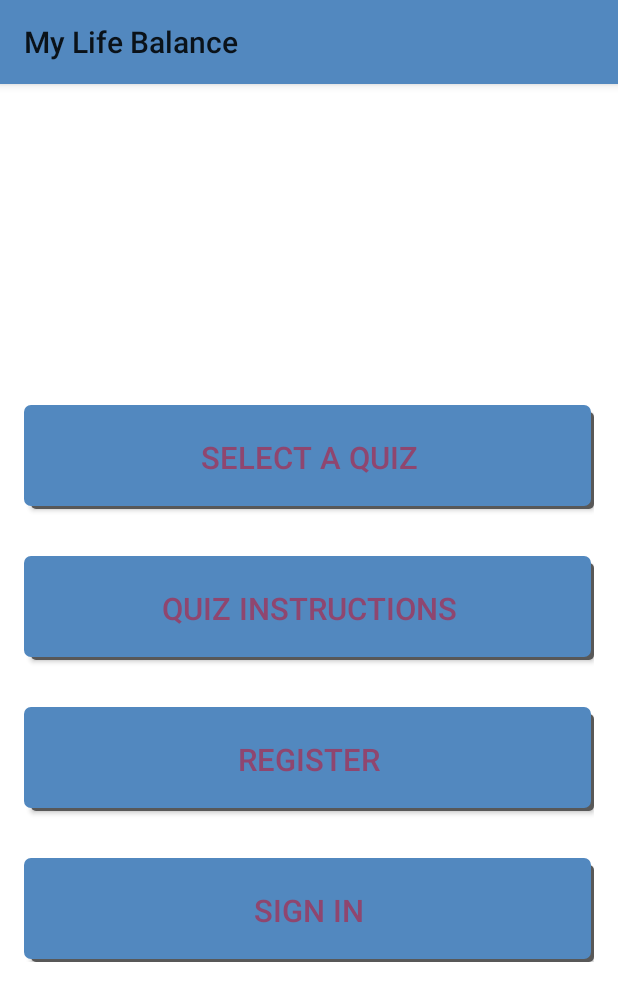
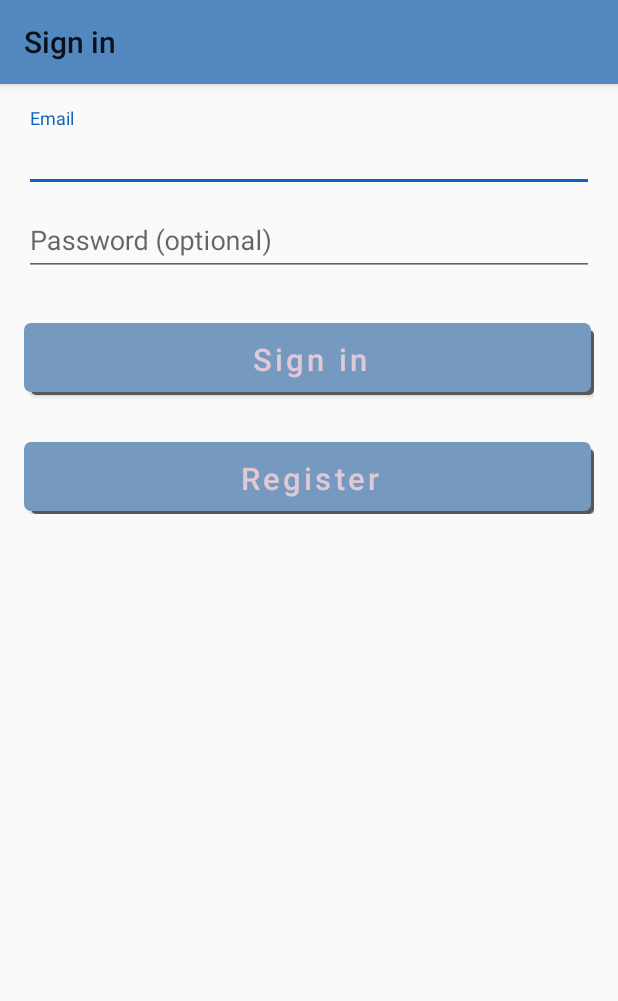
Before and after one commit to Bowen35/MyLifeBalance1.1, an Android app: the screen it shows after launch (QuizMenuActivity before the commit, LoginActivity after it), on a phone screen of 412 x 824 dp. Shown: the top 1001 px of the screen. Run offline under Robolectric (Android 15) with nearby library versions, the phone set to English and light mode, and no system bars; our stand-ins replace sdp/ssp sizes; 2 statements that could not run were skipped.

Commit message:
Now takes you to login screen after splash

```diff
--- a/app/build.gradle
+++ b/app/build.gradle
@@ -21,7 +21,6 @@ android {
 
 dependencies {
     compile fileTree(dir: 'libs', include: ['*.jar'])
-    testCompile 'junit:junit:4.12'
     compile 'com.android.support:appcompat-v7:24.1.1'
     compile 'com.android.support:design:24.1.1'
     compile 'com.intuit.sdp:sdp-android:1.0.3'
@@ -29,4 +28,6 @@ dependencies {
     compile 'com.google.code.gson:gson:2.6.1'
     compile 'com.android.support:cardview-v7:24.1.1'
     compile 'com.readystatesoftware.sqliteasset:sqliteassethelper:+'
+    compile 'com.android.support.constraint:constraint-layout:1.0.2'
+    testCompile 'junit:junit:4.12'
 }
--- /dev/null
+++ b/app/src/main/java/com/inducesmile/androidmultiquiz/LoginActivity.java
@@ -0,0 +1,349 @@
+package com.inducesmile.androidmultiquiz;
+
+import android.animation.Animator;
+import android.animation.AnimatorListenerAdapter;
+import android.annotation.TargetApi;
+import android.content.pm.PackageManager;
+import android.support.annotation.NonNull;
+import android.support.design.widget.Snackbar;
+import android.support.v7.app.AppCompatActivity;
+import android.app.LoaderManager.LoaderCallbacks;
+
+import android.content.CursorLoader;
+import android.content.Loader;
+import android.database.Cursor;
+import android.net.Uri;
+import android.os.AsyncTask;
+
+import android.os.Build;
+import android.os.Bundle;
+import android.provider.ContactsContract;
+import android.text.TextUtils;
+import android.view.KeyEvent;
+import android.view.View;
+import android.view.View.OnClickListener;
+import android.view.inputmethod.EditorInfo;
+import android.widget.ArrayAdapter;
+import android.widget.AutoCompleteTextView;
+import android.widget.Button;
+import android.widget.EditText;
+import android.widget.TextView;
+
+import java.util.ArrayList;
+import java.util.List;
+
+import static android.Manifest.permission.READ_CONTACTS;
+
+/**
+ * A login screen that offers login via email/password.
+ */
+public class LoginActivity extends AppCompatActivity implements LoaderCallbacks<Cursor> {
+
+    /**
+     * Id to identity READ_CONTACTS permission request.
+     */
+    private static final int REQUEST_READ_CONTACTS = 0;
+
+    /**
+     * A dummy authentication store containing known user names and passwords.
+     * TODO: remove after connecting to a real authentication system.
+     */
+    private static final String[] DUMMY_CREDENTIALS = new String[]{
+            "foo@example.com:hello", "bar@example.com:world"
+    };
+    /**
+     * Keep track of the login task to ensure we can cancel it if requested.
+     */
+    private UserLoginTask mAuthTask = null;
+
+    // UI references.
+    private AutoCompleteTextView mEmailView;
+    private EditText mPasswordView;
+    private View mProgressView;
+    private View mLoginFormView;
+
+    @Override
+    protected void onCreate(Bundle savedInstanceState) {
+        super.onCreate(savedInstanceState);
+        setContentView(R.layout.activity_login);
+        // Set up the login form.
+        mEmailView = (AutoCompleteTextView) findViewById(R.id.email);
+        populateAutoComplete();
+
+        mPasswordView = (EditText) findViewById(R.id.password);
+        mPasswordView.setOnEditorActionListener(new TextView.OnEditorActionListener() {
+            @Override
+            public boolean onEditorAction(TextView textView, int id, KeyEvent keyEvent) {
+                if (id == R.id.login || id == EditorInfo.IME_NULL) {
+                    attemptLogin();
+                    return true;
+                }
+                return false;
+            }
+        });
+
+        Button mEmailSignInButton = (Button) findViewById(R.id.email_sign_in_button);
+        mEmailSignInButton.setOnClickListener(new OnClickListener() {
+            @Override
+            public void onClick(View view) {
+                attemptLogin();
+            }
+        });
+
+        mLoginFormView = findViewById(R.id.login_form);
+        mProgressView = findViewById(R.id.login_progress);
+    }
+
+    private void populateAutoComplete() {
+        if (!mayRequestContacts()) {
+            return;
+        }
+
+        getLoaderManager().initLoader(0, null, this);
+    }
+
+    private boolean mayRequestContacts() {
+        if (Build.VERSION.SDK_INT < Build.VERSION_CODES.M) {
+            return true;
+        }
+        if (checkSelfPermission(READ_CONTACTS) == PackageManager.PERMISSION_GRANTED) {
+            return true;
+        }
+        if (shouldShowRequestPermissionRationale(READ_CONTACTS)) {
+            Snackbar.make(mEmailView, R.string.permission_rationale, Snackbar.LENGTH_INDEFINITE)
+                    .setAction(android.R.string.ok, new View.OnClickListener() {
+                        @Override
+                        @TargetApi(Build.VERSION_CODES.M)
+                        public void onClick(View v) {
+                            requestPermissions(new String[]{READ_CONTACTS}, REQUEST_READ_CONTACTS);
+                        }
+                    });
+        } else {
+            requestPermissions(new String[]{READ_CONTACTS}, REQUEST_READ_CONTACTS);
+        }
+        return false;
+    }
+
+    /**
+     * Callback received when a permissions request has been completed.
+     */
+    @Override
+    public void onRequestPermissionsResult(int requestCode, @NonNull String[] permissions,
+                                           @NonNull int[] grantResults) {
+        if (requestCode == REQUEST_READ_CONTACTS) {
+            if (grantResults.length == 1 && grantResults[0] == PackageManager.PERMISSION_GRANTED) {
+                populateAutoComplete();
+            }
+        }
+    }
+
+
+    /**
+     * Attempts to sign in or register the account specified by the login form.
+     * If there are form errors (invalid email, missing fields, etc.), the
+     * errors are presented and no actual login attempt is made.
+     */
+    private void attemptLogin() {
+        if (mAuthTask != null) {
+            return;
+        }
+
+        // Reset errors.
+        mEmailView.setError(null);
+        mPasswordView.setError(null);
+
+        // Store values at the time of the login attempt.
+        String email = mEmailView.getText().toString();
+        String password = mPasswordView.getText().toString();
+
+        boolean cancel = false;
+        View focusView = null;
+
+        // Check for a valid password, if the user entered one.
+        if (!TextUtils.isEmpty(password) && !isPasswordValid(password)) {
+            mPasswordView.setError(getString(R.string.error_invalid_password));
+            focusView = mPasswordView;
+            cancel = true;
+        }
+
+        // Check for a valid email address.
+        if (TextUtils.isEmpty(email)) {
+            mEmailView.setError(getString(R.string.error_field_required));
+            focusView = mEmailView;
+            cancel = true;
+        } else if (!isEmailValid(email)) {
+            mEmailView.setError(getString(R.string.error_invalid_email));
+            focusView = mEmailView;
+            cancel = true;
+        }
+
+        if (cancel) {
+            // There was an error; don't attempt login and focus the first
+            // form field with an error.
+            focusView.requestFocus();
+        } else {
+            // Show a progress spinner, and kick off a background task to
+            // perform the user login attempt.
+            showProgress(true);
+            mAuthTask = new UserLoginTask(email, password);
+            mAuthTask.execute((Void) null);
+        }
+    }
+
+    private boolean isEmailValid(String email) {
+        //TODO: Replace this with your own logic
+        return email.contains("@");
+    }
+
+    private boolean isPasswordValid(String password) {
+        //TODO: Replace this with your own logic
+        return password.length() > 4;
+    }
+
+    /**
+     * Shows the progress UI and hides the login form.
+     */
+    @TargetApi(Build.VERSION_CODES.HONEYCOMB_MR2)
+    private void showProgress(final boolean show) {
+        // On Honeycomb MR2 we have the ViewPropertyAnimator APIs, which allow
+        // for very easy animations. If available, use these APIs to fade-in
+        // the progress spinner.
+        if (Build.VERSION.SDK_INT >= Build.VERSION_CODES.HONEYCOMB_MR2) {
+            int shortAnimTime = getResources().getInteger(android.R.integer.config_shortAnimTime);
+
+            mLoginFormView.setVisibility(show ? View.GONE : View.VISIBLE);
+            mLoginFormView.animate().setDuration(shortAnimTime).alpha(
+                    show ? 0 : 1).setListener(new AnimatorListenerAdapter() {
+                @Override
+                public void onAnimationEnd(Animator animation) {
+                    mLoginFormView.setVisibility(show ? View.GONE : View.VISIBLE);
+                }
+            });
+
+            mProgressView.setVisibility(show ? View.VISIBLE : View.GONE);
+            mProgressView.animate().setDuration(shortAnimTime).alpha(
+                    show ? 1 : 0).setListener(new AnimatorListenerAdapter() {
+                @Override
+                public void onAnimationEnd(Animator animation) {
+                    mProgressView.setVisibility(show ? View.VISIBLE : View.GONE);
+                }
+            });
+        } else {
+            // The ViewPropertyAnimator APIs are not available, so simply show
+            // and hide the relevant UI components.
+            mProgressView.setVisibility(show ? View.VISIBLE : View.GONE);
+            mLoginFormView.setVisibility(show ? View.GONE : View.VISIBLE);
+        }
+    }
+
+    @Override
+    public Loader<Cursor> onCreateLoader(int i, Bundle bundle) {
+        return new CursorLoader(this,
+                // Retrieve data rows for the device user's 'profile' contact.
+                Uri.withAppendedPath(ContactsContract.Profile.CONTENT_URI,
+                        ContactsContract.Contacts.Data.CONTENT_DIRECTORY), ProfileQuery.PROJECTION,
+
+                // Select only email addresses.
+                ContactsContract.Contacts.Data.MIMETYPE +
+                        " = ?", new String[]{ContactsContract.CommonDataKinds.Email
+                .CONTENT_ITEM_TYPE},
+
+                // Show primary email addresses first. Note that there won't be
+                // a primary email address if the user hasn't specified one.
+                ContactsContract.Contacts.Data.IS_PRIMARY + " DESC");
+    }
+
+    @Override
+    public void onLoadFinished(Loader<Cursor> cursorLoader, Cursor cursor) {
+        List<String> emails = new ArrayList<>();
+        cursor.moveToFirst();
+        while (!cursor.isAfterLast()) {
+            emails.add(cursor.getString(ProfileQuery.ADDRESS));
+            cursor.moveToNext();
+        }
+
+        addEmailsToAutoComplete(emails);
+    }
+
+    @Override
+    public void onLoaderReset(Loader<Cursor> cursorLoader) {
+
+    }
+
+    private void addEmailsToAutoComplete(List<String> emailAddressCollection) {
+        //Create adapter to tell the AutoCompleteTextView what to show in its dropdown list.
+        ArrayAdapter<String> adapter =
+                new ArrayAdapter<>(LoginActivity.this,
+                        android.R.layout.simple_dropdown_item_1line, emailAddressCollection);
+
+        mEmailView.setAdapter(adapter);
+    }
+
+
+    private interface ProfileQuery {
+        String[] PROJECTION = {
+                ContactsContract.CommonDataKinds.Email.ADDRESS,
+                ContactsContract.CommonDataKinds.Email.IS_PRIMARY,
+        };
+
+        int ADDRESS = 0;
+        int IS_PRIMARY = 1;
+    }
+
+    /**
+     * Represents an asynchronous login/registration task used to authenticate
+     * the user.
+     */
+    public class UserLoginTask extends AsyncTask<Void, Void, Boolean> {
+
+        private final String mEmail;
+        private final String mPassword;
+
+        UserLoginTask(String email, String password) {
+            mEmail = email;
+            mPassword = password;
+        }
+
+        @Override
+        protected Boolean doInBackground(Void... params) {
+            // TODO: attempt authentication against a network service.
+
+            try {
+                // Simulate network access.
+                Thread.sleep(2000);
+            } catch (InterruptedException e) {
+                return false;
+            }
+
+            for (String credential : DUMMY_CREDENTIALS) {
+                String[] pieces = credential.split(":");
+                if (pieces[0].equals(mEmail)) {
+                    // Account exists, return true if the password matches.
+                    return pieces[1].equals(mPassword);
+                }
+            }
+
+            // TODO: register the new account here.
+            return true;
+        }
+
+        @Override
+        protected void onPostExecute(final Boolean success) {
+            mAuthTask = null;
+            showProgress(false);
+
+            if (success) {
+                finish();
+            } else {
+                mPasswordView.setError(getString(R.string.error_incorrect_password));
+                mPasswordView.requestFocus();
+            }
+        }
+
+        @Override
+        protected void onCancelled() {
+            mAuthTask = null;
+            showProgress(false);
+        }
+    }
+}
--- a/app/src/main/java/com/inducesmile/androidmultiquiz/MainActivity.java
+++ b/app/src/main/java/com/inducesmile/androidmultiquiz/MainActivity.java
@@ -32,7 +32,7 @@ public class MainActivity extends AppCompatActivity {
         new Handler().postDelayed(new Runnable(){
             @Override
             public void run(){
-                Intent startActivityIntent = new Intent(MainActivity.this, QuizMenuActivity.class);
+                Intent startActivityIntent = new Intent(MainActivity.this, LoginActivity.class);
                 startActivity(startActivityIntent);
                 MainActivity.this.finish();
             }
--- a/app/src/main/java/com/inducesmile/androidmultiquiz/QuizMenuActivity.java
+++ b/app/src/main/java/com/inducesmile/androidmultiquiz/QuizMenuActivity.java
@@ -9,6 +9,7 @@ import android.view.View;
 import android.view.Window;
 import android.view.WindowManager;
 import android.widget.Button;
+import android.text.Html;
 
 public class QuizMenuActivity extends AppCompatActivity {
 
@@ -21,10 +22,11 @@ public class QuizMenuActivity extends AppCompatActivity {
 
         setRequestedOrientation(ActivityInfo.SCREEN_ORIENTATION_PORTRAIT);
 
-//        ActionBar actionBar = getSupportActionBar();
+        ActionBar actionBar = getSupportActionBar();
 //        if(null != actionBar){
 //            actionBar.hide();
 //        }
+        actionBar.setTitle(Html.fromHtml("<font color='#e1c8d6'>My Life Balance</font>"));
 
         Button selectQuiz = (Button)findViewById(R.id.start_quiz_button);
         assert selectQuiz != null;
--- a/app/src/main/res/drawable/button_selector.xml
+++ b/app/src/main/res/drawable/button_selector.xml
@@ -11,8 +11,8 @@
             <item android:bottom="2dp" android:right="2dp">
                 <shape>
                     <gradient android:angle="270"
-                        android:endColor="@color/colorPrimary" android:startColor="@color/colorPrimary" />
-                    <stroke android:width="1dp" android:color="@color/colorPrimary" />
+                        android:endColor="@color/blue" android:startColor="@color/blue" />
+                    <stroke android:width="1dp" android:color="@color/blue" />
                     <corners android:radius="4dp" />
                     <padding android:bottom="20dp" android:left="20dp"
                         android:right="1dp" android:top="1dp" />
--- /dev/null
+++ b/app/src/main/res/layout/activity_login.xml
@@ -0,0 +1,94 @@
+<LinearLayout xmlns:android="http://schemas.android.com/apk/res/android"
+    xmlns:tools="http://schemas.android.com/tools"
+    android:layout_width="match_parent"
+    android:layout_height="match_parent"
+    android:gravity="center_horizontal"
+    android:orientation="vertical"
+    android:paddingBottom="@dimen/activity_vertical_margin"
+    android:paddingLeft="@dimen/activity_horizontal_margin"
+    android:paddingRight="@dimen/activity_horizontal_margin"
+    android:paddingTop="@dimen/activity_vertical_margin"
+    tools:context="com.inducesmile.androidmultiquiz.LoginActivity">
+
+    <!-- Login progress -->
+    <ProgressBar
+        android:id="@+id/login_progress"
+        style="?android:attr/progressBarStyleLarge"
+        android:layout_width="wrap_content"
+        android:layout_height="wrap_content"
+        android:layout_marginBottom="8dp"
+        android:visibility="gone" />
+
+    <ScrollView
+        android:id="@+id/login_form"
+        android:layout_width="match_parent"
+        android:layout_height="match_parent">
+
+        <LinearLayout
+            android:id="@+id/email_login_form"
+            android:layout_width="match_parent"
+            android:layout_height="wrap_content"
+            android:orientation="vertical">
+
+            <android.support.design.widget.TextInputLayout
+                android:layout_width="match_parent"
+                android:layout_height="wrap_content">
+
+                <AutoCompleteTextView
+                    android:id="@+id/email"
+                    android:layout_width="match_parent"
+                    android:layout_height="wrap_content"
+                    android:hint="@string/prompt_email"
+                    android:inputType="textEmailAddress"
+                    android:maxLines="1"
+                    android:singleLine="true" />
+
+            </android.support.design.widget.TextInputLayout>
+
+            <android.support.design.widget.TextInputLayout
+                android:layout_width="match_parent"
+                android:layout_height="wrap_content">
+
+                <EditText
+                    android:id="@+id/password"
+                    android:layout_width="match_parent"
+                    android:layout_height="wrap_content"
+                    android:hint="@string/prompt_password"
+                    android:imeActionId="@+id/login"
+                    android:imeActionLabel="@string/action_sign_in_short"
+                    android:imeOptions="actionUnspecified"
+                    android:inputType="textPassword"
+                    android:maxLines="1"
+                    android:singleLine="true" />
+
+            </android.support.design.widget.TextInputLayout>
+
+            <Button
+                android:id="@+id/email_sign_in_button"
+                android:layout_width="match_parent"
+                android:layout_height="wrap_content"
+                android:layout_marginTop="@dimen/_24sdp"
+                android:background="@drawable/button_selector"
+                android:letterSpacing="0.1"
+                android:padding="8dp"
+                android:text="@string/action_sign_in_short"
+                android:textAllCaps="false"
+                android:textColor="@color/pink"
+                android:textSize="@dimen/_16sdp" />
+
+            <Button
+                android:id="@+id/button"
+                android:layout_width="match_parent"
+                android:layout_height="wrap_content"
+                android:layout_marginTop="@dimen/_24sdp"
+                android:background="@drawable/button_selector"
+                android:letterSpacing="0.1"
+                android:padding="8dp"
+                android:text="@string/register"
+                android:textAllCaps="false"
+                android:textColor="@color/pink"
+                android:textSize="@dimen/_16sdp" />
+
+        </LinearLayout>
+    </ScrollView>
+</LinearLayout>
--- a/app/src/main/res/layout/activity_quiz_category.xml
+++ b/app/src/main/res/layout/activity_quiz_category.xml
@@ -8,9 +8,9 @@
 
     <android.support.v7.widget.RecyclerView
         android:id="@+id/quiz_category"
-        android:layout_centerHorizontal="true"
         android:layout_width="match_parent"
         android:layout_height="match_parent"
+        android:layout_centerHorizontal="true"
         android:orientation="vertical"
         android:scrollbars="none" />
 
--- a/app/src/main/res/layout/activity_quiz_menu.xml
+++ b/app/src/main/res/layout/activity_quiz_menu.xml
@@ -24,9 +24,11 @@
             android:layout_height="wrap_content"
             android:layout_marginTop="@dimen/_24sdp"
             android:background="@drawable/button_selector"
-            android:padding="@dimen/_16sdp"
+            android:letterSpacing="0.1"
+            android:padding="8dp"
             android:text="@string/select_quiz"
-            android:textColor="@color/icons"
+            android:textAllCaps="false"
+            android:textColor="@color/pink"
             android:textSize="@dimen/_16sdp" />
 
         <Button
@@ -35,10 +37,12 @@
             android:layout_height="wrap_content"
             android:layout_marginTop="@dimen/_24sdp"
             android:background="@drawable/button_selector"
-            android:padding="@dimen/_16sdp"
+            android:letterSpacing="0.1"
+            android:padding="8dp"
             android:text="@string/quiz_instruction"
-            android:textColor="@color/icons"
-            android:textSize="@dimen/_16sdp" />
+            android:textColor="@color/pink"
+            android:textSize="@dimen/_16sdp"
+            android:textAllCaps="false"/>
 
         <Button
             android:id="@+id/register_button"
@@ -46,10 +50,12 @@
             android:layout_height="wrap_content"
             android:layout_marginTop="@dimen/_24sdp"
             android:background="@drawable/button_selector"
-            android:padding="@dimen/_16sdp"
+            android:letterSpacing="0.1"
+            android:padding="8dp"
             android:text="@string/register"
-            android:textColor="@color/icons"
-            android:textSize="@dimen/_16sdp" />
+            android:textColor="@color/pink"
+            android:textSize="@dimen/_16sdp"
+            android:textAllCaps="false"/>
 
         <Button
             android:id="@+id/sign_in_button"
@@ -57,10 +63,12 @@
             android:layout_height="wrap_content"
             android:layout_marginTop="@dimen/_24sdp"
             android:background="@drawable/button_selector"
-            android:padding="@dimen/_16sdp"
+            android:letterSpacing="0.1"
+            android:padding="8dp"
             android:text="@string/sign_in"
-            android:textColor="@color/icons"
-            android:textSize="@dimen/_16sdp" />
+            android:textColor="@color/pink"
+            android:textSize="@dimen/_16sdp"
+            android:textAllCaps="false"/>
 
     </LinearLayout>
 
--- a/app/src/main/res/values/colors.xml
+++ b/app/src/main/res/values/colors.xml
@@ -8,4 +8,7 @@
     <color name="colorSecondaryText">#769abf</color>
     <color name="icons">#8f466f</color>
     <color name="divider">#BDBDBD</color>
+    <color name="pink">#e1c8d6</color>
+    <color name="purple">#8f466f</color>
+    <color name="blue">#769abf</color>
 </resources>
--- a/app/src/main/res/values/strings.xml
+++ b/app/src/main/res/values/strings.xml
@@ -26,4 +26,21 @@
     <string name="home_button">Quiz Home</string>
     <string name="register">Register</string>
     <string name="sign_in">Sign In</string>
+    <string name="email">Email</string>
+    <string name="email_hint">some@one.com</string>
+    <string name="password">Password</string>
+    <string name="title_activity_login">Sign in</string>
+
+    <!-- Strings related to login -->
+    <string name="prompt_email">Email</string>
+    <string name="prompt_password">Password (optional)</string>
+    <string name="action_sign_in">Sign In or Register</string>
+    <string name="action_sign_in_short">Sign in</string>
+    <string name="error_invalid_email">This email address is invalid</string>
+    <string name="error_invalid_password">This password is too short</string>
+    <string name="error_incorrect_password">This password is incorrect</string>
+    <string name="error_field_required">This field is required</string>
+    <string name="permission_rationale">"Contacts permissions are needed for providing email
+        completions."
+    </string>
 </resources>
```
Also changed, not shown: app/src/main/AndroidManifest.xml (+10 -1 lines), app/src/main/java/com/inducesmile/androidmultiquiz/SignInActivity.java (added, +13 -0 lines), app/src/main/res/layout/activity_sign_in.xml (added, +86 -0 lines).
